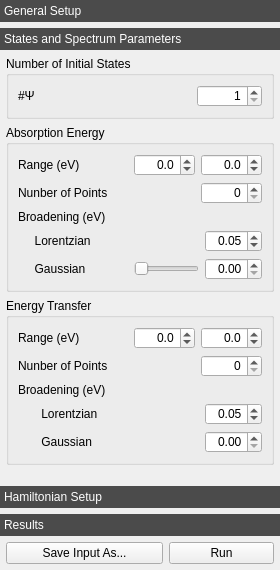
Above: crispy/resources/gui/uis/quanty.ui from mretegan/crispy before the change. Below: the same form after it.
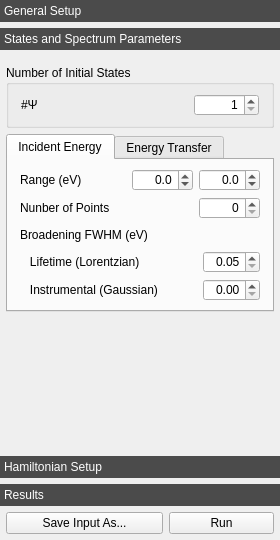
That is the form after the change. The open tabs and pages were chosen to show the change. Icons and pictures are not drawn. Custom widgets are drawn as their Qt base class.

Commit message: Add interactive Lorentzian broadening for 1D spectra

The edit to the form file:
```diff
--- a/crispy/resources/gui/uis/quanty.ui
+++ b/crispy/resources/gui/uis/quanty.ui
@@ -7,19 +7,19 @@
     <x>0</x>
     <y>0</y>
     <width>280</width>
-    <height>570</height>
-   </rect>
-  </property>
-  <property name="sizePolicy">
-   <sizepolicy hsizetype="MinimumExpanding" vsizetype="Preferred">
-    <horstretch>0</horstretch>
-    <verstretch>0</verstretch>
-   </sizepolicy>
-  </property>
-  <property name="minimumSize">
-   <size>
-    <width>280</width>
     <height>540</height>
+   </rect>
+  </property>
+  <property name="sizePolicy">
+   <sizepolicy hsizetype="MinimumExpanding" vsizetype="Preferred">
+    <horstretch>0</horstretch>
+    <verstretch>0</verstretch>
+   </sizepolicy>
+  </property>
+  <property name="minimumSize">
+   <size>
+    <width>280</width>
+    <height>340</height>
    </size>
   </property>
   <property name="styleSheet">
@@ -239,8 +239,8 @@
         <rect>
          <x>0</x>
          <y>0</y>
-         <width>265</width>
-         <height>509</height>
+         <width>280</width>
+         <height>364</height>
         </rect>
        </property>
        <attribute name="label">
@@ -250,21 +250,21 @@
         <property name="leftMargin">
          <number>6</number>
         </property>
-        <property name="topMargin">
-         <number>0</number>
-        </property>
         <property name="rightMargin">
          <number>6</number>
         </property>
-        <property name="bottomMargin">
-         <number>0</number>
-        </property>
         <item>
          <widget class="QGroupBox" name="groupBox">
           <property name="title">
            <string>Number of Initial States</string>
           </property>
-          <layout class="QHBoxLayout" name="horizontalLayout_2">
+          <layout class="QVBoxLayout" name="verticalLayout_7">
+           <property name="leftMargin">
+            <number>12</number>
+           </property>
+           <property name="rightMargin">
+            <number>12</number>
+           </property>
            <item>
             <layout class="QHBoxLayout" name="nPsisHorizontalLayout">
              <item>
@@ -305,11 +305,27 @@
          </widget>
         </item>
         <item>
-         <widget class="QGroupBox" name="e1GroupBox">
-          <property name="title">
-           <string>Absorption Energy </string>
+         <widget class="QTabWidget" name="eTabWidget">
+          <property name="sizePolicy">
+           <sizepolicy hsizetype="Expanding" vsizetype="Fixed">
+            <horstretch>0</horstretch>
+            <verstretch>0</verstretch>
+           </sizepolicy>
           </property>
-          <layout class="QVBoxLayout" name="verticalLayout_5">
+          <property name="currentIndex">
+           <number>0</number>
+          </property>
+          <widget class="QWidget" name="e1Tab">
+           <attribute name="title">
+            <string>Incident Energy</string>
+           </attribute>
+           <layout class="QVBoxLayout" name="_4">
+            <property name="leftMargin">
+             <number>12</number>
+            </property>
+            <property name="rightMargin">
+             <number>12</number>
+            </property>
            <item>
             <layout class="QHBoxLayout" name="e1RangeHorizontalLayout">
              <item>
@@ -434,7 +450,7 @@
            <item>
             <widget class="QLabel" name="e1BroadeningLabel">
              <property name="text">
-              <string>Broadening (eV)</string>
+               <string>Broadening FWHM (eV)</string>
              </property>
             </widget>
            </item>
@@ -449,12 +465,15 @@
                 </sizepolicy>
                </property>
                <property name="text">
-                <string>     Lorentzian</string>
+                 <string>   Lifetime (Lorentzian)</string>
                </property>
               </widget>
              </item>
              <item>
               <widget class="QDoubleSpinBox" name="e1LorentzianBroadeningDoubleSpinBox">
+                <property name="enabled">
+                 <bool>true</bool>
+                </property>
                <property name="sizePolicy">
                 <sizepolicy hsizetype="Maximum" vsizetype="Fixed">
                  <horstretch>0</horstretch>
@@ -471,9 +490,6 @@
                 <set>Qt::AlignRight|Qt::AlignTrailing|Qt::AlignVCenter</set>
                </property>
                <property name="minimum">
-                <double>0.010000000000000</double>
-               </property>
-               <property name="singleStep">
                 <double>0.050000000000000</double>
                </property>
                <property name="value">
@@ -494,43 +510,15 @@
                 </sizepolicy>
                </property>
                <property name="text">
-                <string>     Gaussian </string>
-               </property>
-              </widget>
-             </item>
-             <item>
-              <widget class="QSlider" name="e1GaussianBroadeningHorizontalSlider">
-               <property name="sizePolicy">
-                <sizepolicy hsizetype="Maximum" vsizetype="Fixed">
-                 <horstretch>0</horstretch>
-                 <verstretch>0</verstretch>
-                </sizepolicy>
-               </property>
-               <property name="maximumSize">
-                <size>
-                 <width>65</width>
-                 <height>16777215</height>
-                </size>
-               </property>
-               <property name="maximum">
-                <number>19</number>
-               </property>
-               <property name="pageStep">
-                <number>1</number>
-               </property>
-               <property name="orientation">
-                <enum>Qt::Horizontal</enum>
-               </property>
-               <property name="invertedControls">
-                <bool>false</bool>
-               </property>
-               <property name="tickPosition">
-                <enum>QSlider::NoTicks</enum>
+                 <string>   Instrumental (Gaussian)</string>
                </property>
               </widget>
              </item>
              <item>
               <widget class="QDoubleSpinBox" name="e1GaussianBroadeningDoubleSpinBox">
+                <property name="enabled">
+                 <bool>true</bool>
+                </property>
                <property name="sizePolicy">
                 <sizepolicy hsizetype="Maximum" vsizetype="Fixed">
                  <horstretch>0</horstretch>
@@ -550,30 +538,28 @@
                 <number>2</number>
                </property>
                <property name="singleStep">
-                <double>0.050000000000000</double>
-               </property>
+                 <double>0.010000000000000</double>
+                </property>
+                <property name="value">
+                 <double>0.000000000000000</double>
+                </property>
               </widget>
              </item>
             </layout>
            </item>
           </layout>
          </widget>
-        </item>
-        <item>
-         <widget class="QGroupBox" name="e2GroupBox">
-          <property name="title">
+          <widget class="QWidget" name="e2Tab">
+           <attribute name="title">
            <string>Energy Transfer</string>
-          </property>
-          <property name="flat">
-           <bool>false</bool>
-          </property>
-          <property name="checkable">
-           <bool>false</bool>
-          </property>
-          <property name="checked">
-           <bool>false</bool>
-          </property>
-          <layout class="QVBoxLayout" name="verticalLayout_6">
+           </attribute>
+           <layout class="QVBoxLayout" name="_3">
+            <property name="leftMargin">
+             <number>12</number>
+            </property>
+            <property name="rightMargin">
+             <number>12</number>
+            </property>
            <item>
             <layout class="QHBoxLayout" name="e2RangeHorizontalLayout">
              <item>
@@ -710,7 +696,7 @@
            <item>
             <widget class="QLabel" name="e2BroadeningLabel">
              <property name="text">
-              <string>Broadening (eV)</string>
+               <string>Broadening FWHM (eV)</string>
              </property>
             </widget>
            </item>
@@ -725,7 +711,7 @@
                 </sizepolicy>
                </property>
                <property name="text">
-                <string>       Lorentzian</string>
+                 <string>   Lifetime (Lorentzian)</string>
                </property>
               </widget>
              </item>
@@ -750,7 +736,7 @@
                 <set>Qt::AlignRight|Qt::AlignTrailing|Qt::AlignVCenter</set>
                </property>
                <property name="minimum">
-                <double>0.010000000000000</double>
+                 <double>0.050000000000000</double>
                </property>
                <property name="singleStep">
                 <double>0.050000000000000</double>
@@ -773,7 +759,7 @@
                 </sizepolicy>
                </property>
                <property name="text">
-                <string>       Gaussian </string>
+                 <string>   Instrumental (Gaussian)</string>
                </property>
               </widget>
              </item>
@@ -801,13 +787,17 @@
                 <number>2</number>
                </property>
                <property name="singleStep">
-                <double>0.050000000000000</double>
-               </property>
+                 <double>0.010000000000000</double>
+                </property>
+                <property name="value">
+                 <double>0.000000000000000</double>
+                </property>
               </widget>
              </item>
             </layout>
            </item>
           </layout>
+          </widget>
          </widget>
         </item>
         <item>
@@ -818,7 +808,7 @@
           <property name="sizeHint" stdset="0">
            <size>
             <width>20</width>
-            <height>149</height>
+            <height>28</height>
            </size>
           </property>
          </spacer>
```
Left out of the diff: 53 changed lines with no effect on the pictures. Lines whose indentation alone changed are shown as unchanged. The commit also changes 2 other files.
